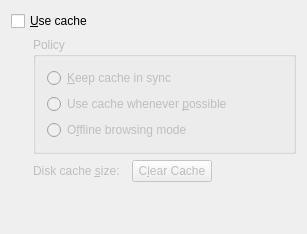
This is konqueror/settings/kio/cache.ui in KDE/konqueror as Qt 5 draws it before an edit. The edited form follows.
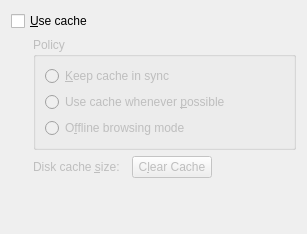
This is the edited form. Custom widgets are drawn as their Qt base class.

Patch:
```diff
--- a/konqueror/settings/kio/cache.ui
+++ b/konqueror/settings/kio/cache.ui
@@ -142,7 +142,6 @@
    </item>
   </layout>
  </widget>
- <layoutdefault spacing="6" margin="11" />
  <customwidgets>
   <customwidget>
    <class>KIntNumInput</class>
```
